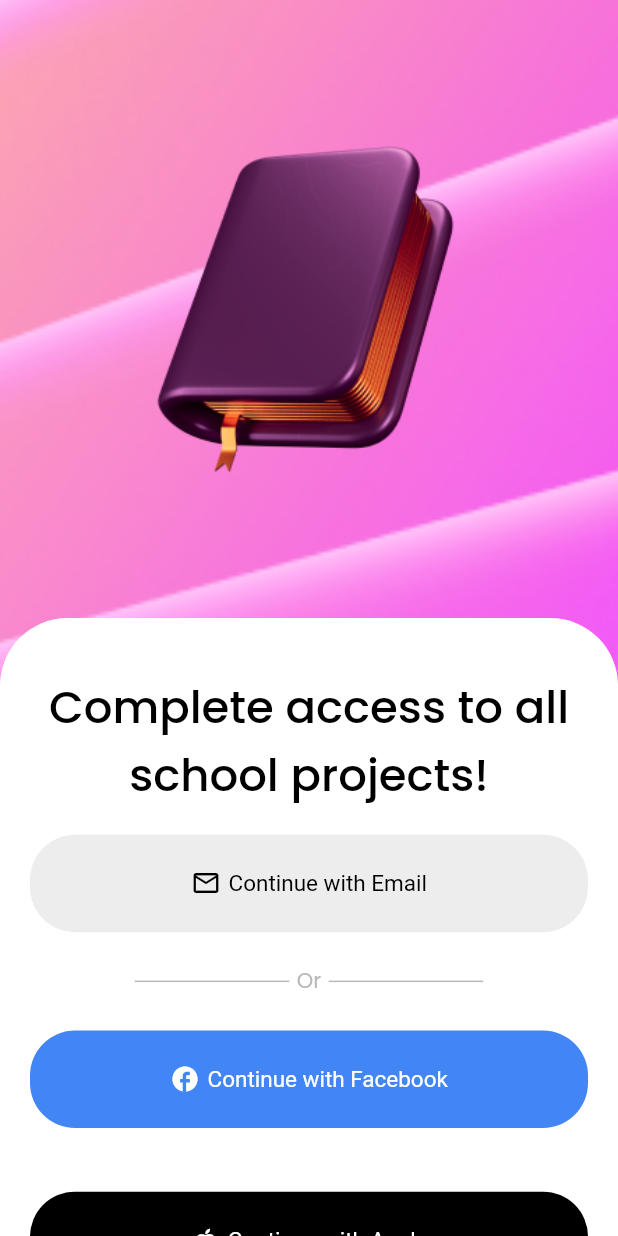
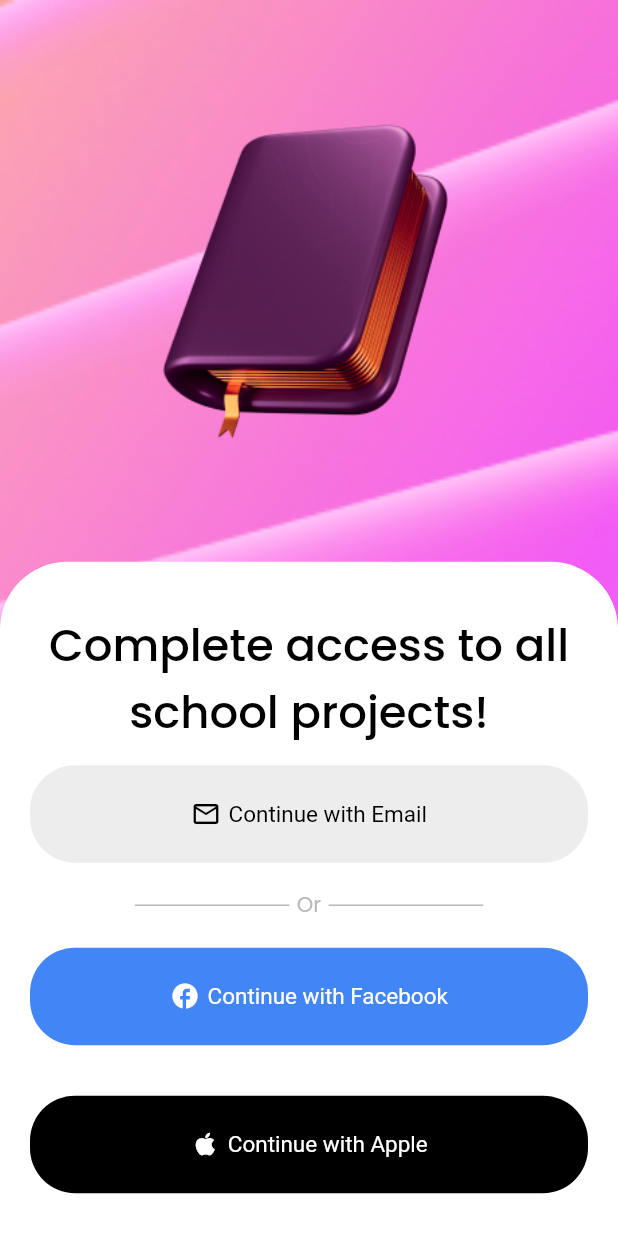
Before and after one commit to dev-great/hivek-mobile, a Flutter app: the screen it shows after launch, on a phone screen of 412 x 824 dp. Run offline on Flutter 3.47's test engine with Material 2 defaults, Android fonts, the phone set to English and light mode, and no system bars; our stand-ins replace expandable, flutter_feather_icons, iconsax; Roboto replaces fonts that are missing (Montserrat).

Commit message:
Update welcome_screen.dart

```diff
--- a/lib/screens/welcome_screen/welcome_screen.dart
+++ b/lib/screens/welcome_screen/welcome_screen.dart
@@ -22,29 +22,37 @@ class WelcomeScreen extends StatelessWidget {
               fit: BoxFit.cover,
             ),
           ),
+          child: SingleChildScrollView(
             child: Column(
               mainAxisAlignment: MainAxisAlignment.spaceEvenly,
               children: [
                 SizedBox(
-                height: MediaQuery.of(context).size.height / 2,
+                  height: MediaQuery.of(context).size.height / 2.2,
                   width: MediaQuery.of(context).size.width,
                   child: Center(
-                  child:
-                      Image.asset(AppImages.noteBook, height: 265, width: 265),
+                    child: Image.asset(AppImages.noteBook,
+                        height: 255, width: 255),
                   ),
                 ),
                 SingleChildScrollView(
                   child: Container(
-                  height: MediaQuery.of(context).size.height / 1.7,
+                    height: MediaQuery.of(context).size.height / 1.8,
                     width: MediaQuery.of(context).size.width,
                     decoration: const BoxDecoration(
                         color: AppColor.whiteColor,
                         borderRadius: BorderRadius.only(
                             topLeft: Radius.circular(45),
                             topRight: Radius.circular(45))),
+                    child: SingleChildScrollView(
                       child: Padding(
-                    padding:
-                        const EdgeInsets.only(left: 20, right: 20, bottom: 20),
+                        padding: const EdgeInsets.only(
+                            left: 20, right: 20, bottom: 20),
+                        child: SingleChildScrollView(
+                          child: ConstrainedBox(
+                            constraints: BoxConstraints(
+                              maxHeight:
+                                  MediaQuery.of(context).size.height / 1.9,
+                            ),
                             child: Column(
                               mainAxisAlignment: MainAxisAlignment.spaceEvenly,
                               crossAxisAlignment: CrossAxisAlignment.center,
@@ -78,7 +86,8 @@ class WelcomeScreen extends StatelessWidget {
                                   children: [
                                     Container(
                                       height: 1,
-                              width: MediaQuery.of(context).size.width / 4,
+                                      width:
+                                          MediaQuery.of(context).size.width / 4,
                                       color: AppColor.greyColor,
                                     ),
                                     Padding(
@@ -93,7 +102,8 @@ class WelcomeScreen extends StatelessWidget {
                                     ),
                                     Container(
                                       height: 1,
-                              width: MediaQuery.of(context).size.width / 4,
+                                      width:
+                                          MediaQuery.of(context).size.width / 4,
                                       color: AppColor.greyColor,
                                     ),
                                   ],
@@ -112,7 +122,8 @@ class WelcomeScreen extends StatelessWidget {
                                 PrimaryBtn(
                                   title: AppStrings.continueWithApple,
                                   onPress: () {
-                            Navigator.pushNamed(context, BaseScreen.route);
+                                    Navigator.pushNamed(
+                                        context, BaseScreen.route);
                                   },
                                   isIcon: true,
                                   icon: Icons.apple,
@@ -123,8 +134,12 @@ class WelcomeScreen extends StatelessWidget {
                             ),
                           ),
                         ),
+                      ),
+                    ),
+                  ),
                 )
               ],
+            ),
           ),
         ),
       ),
```
Lines whose indentation alone changed are shown as unchanged.
